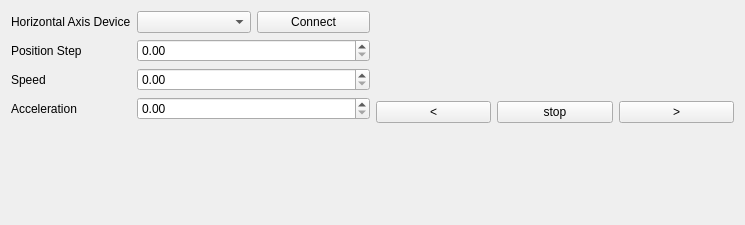
The window that Frontend/GUI/HorizontalLinearStagetWidget/horizontallinearstagewidget.ui (S2A-Lab/RollerLaminationSoftware) describes before a commit, drawn with Qt 5.
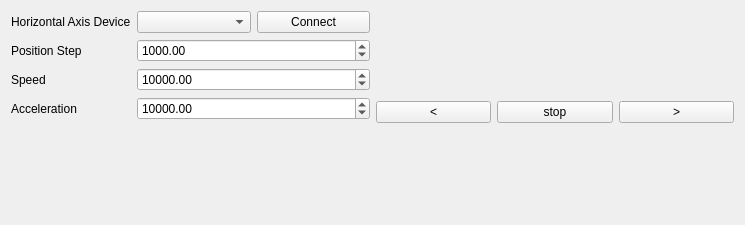
The same window after the commit.

```diff
--- a/Frontend/GUI/HorizontalLinearStagetWidget/horizontallinearstagewidget.ui
+++ b/Frontend/GUI/HorizontalLinearStagetWidget/horizontallinearstagewidget.ui
@@ -63,6 +63,9 @@
        <item row="2" column="1">
         <widget class="QDoubleSpinBox" name="SpeedSpinBox">
          <property name="maximum">
+          <double>50000.000000000000000</double>
+         </property>
+         <property name="value">
           <double>10000.000000000000000</double>
          </property>
         </widget>
@@ -70,6 +73,9 @@
        <item row="3" column="1">
         <widget class="QDoubleSpinBox" name="AccelSpinBox">
          <property name="maximum">
+          <double>50000.000000000000000</double>
+         </property>
+         <property name="value">
           <double>10000.000000000000000</double>
          </property>
         </widget>
@@ -79,6 +85,9 @@
          <property name="maximum">
           <double>10000.000000000000000</double>
          </property>
+         <property name="value">
+          <double>1000.000000000000000</double>
+         </property>
         </widget>
        </item>
       </layout>
```
